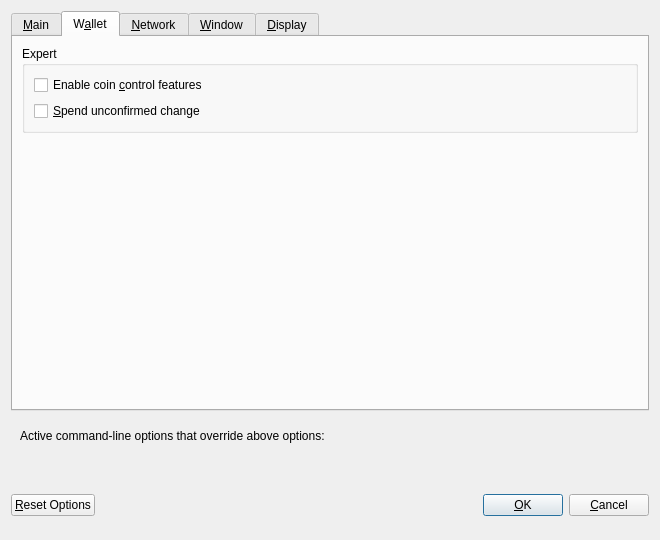
Above: src/qt/forms/optionsdialog.ui from firoorg/firo before the change. Below: the same form after it.
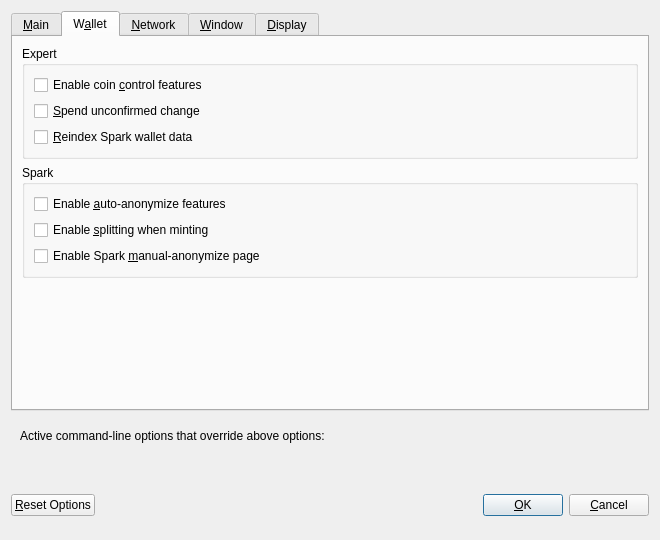
That is the form after the change. Custom widgets are drawn as their Qt base class.

The edit to the form file:
```diff
--- a/src/qt/forms/optionsdialog.ui
+++ b/src/qt/forms/optionsdialog.ui
@@ -163,6 +163,55 @@
             </property>
            </widget>
           </item>
+          <item>
+           <widget class="QCheckBox" name="reindexSpark">
+            <property name="toolTip">
+             <string>Restore Spark and wallet transaction data following a full reindex (deletes Spark mint records from the wallet, then reindexes the chain and reapplies wallet transactions). This can take several hours.</string>
+            </property>
+            <property name="text">
+             <string>&amp;Reindex Spark wallet data</string>
+            </property>
+           </widget>
+          </item>
+         </layout>
+        </widget>
+       </item>
+       <item>
+        <widget class="QGroupBox" name="sparkGroupBox">
+         <property name="title">
+          <string>Spark</string>
+         </property>
+         <layout class="QVBoxLayout" name="verticalLayout_Spark">
+          <item>
+           <widget class="QCheckBox" name="autoAnonymize">
+            <property name="toolTip">
+             <string>When enabled, the wallet can prompt to anonymize transparent funds using Spark.</string>
+            </property>
+            <property name="text">
+             <string>Enable &amp;auto-anonymize features</string>
+            </property>
+           </widget>
+          </item>
+          <item>
+           <widget class="QCheckBox" name="fSplit">
+            <property name="toolTip">
+             <string>Split outputs when minting to Spark for better privacy.</string>
+            </property>
+            <property name="text">
+             <string>Enable &amp;splitting when minting</string>
+            </property>
+           </widget>
+          </item>
+          <item>
+           <widget class="QCheckBox" name="sparkPage">
+            <property name="toolTip">
+             <string>Show the Spark manual anonymize controls in the overview.</string>
+            </property>
+            <property name="text">
+             <string>Enable Spark &amp;manual-anonymize page</string>
+            </property>
+           </widget>
+          </item>
          </layout>
         </widget>
        </item>
```
